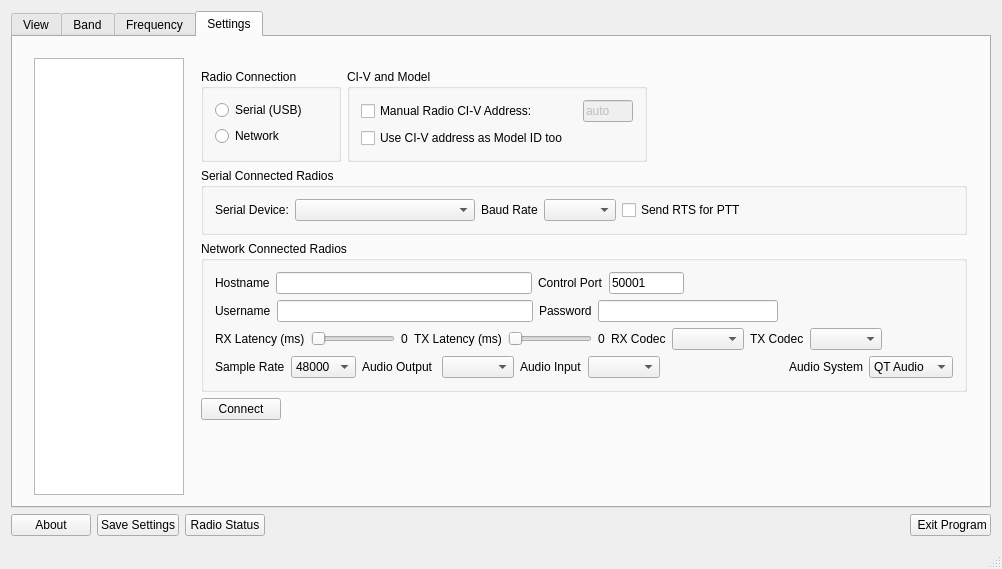
adecarolis/wfweb, file wfmain.ui: the form before one commit.
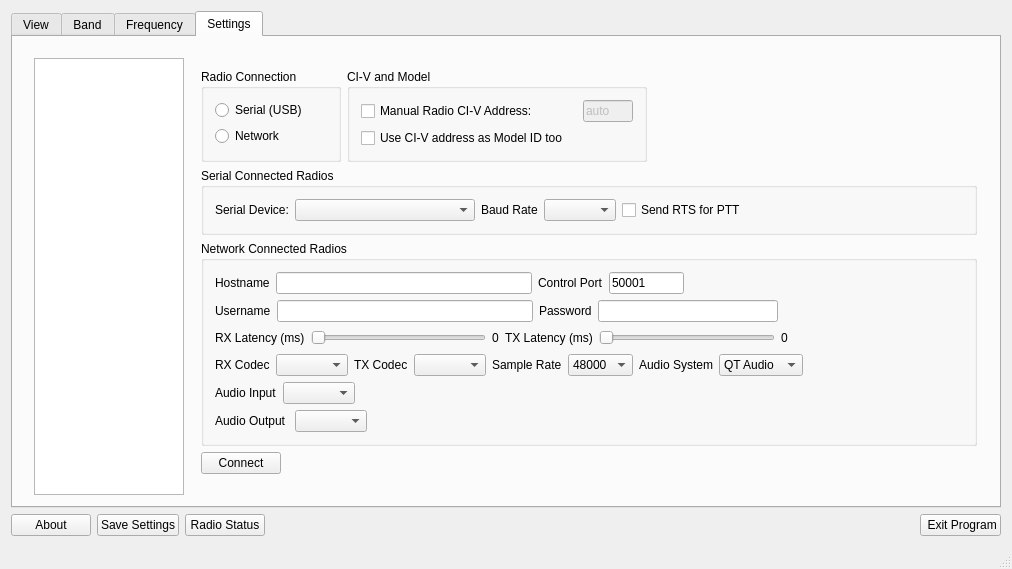
The form after the commit. The open tabs and pages were chosen to show the change. Custom widgets are drawn as their Qt base class.

```diff
--- a/wfmain.ui
+++ b/wfmain.ui
@@ -6,7 +6,7 @@
    <rect>
     <x>0</x>
     <y>0</y>
-    <width>1002</width>
+    <width>1012</width>
     <height>569</height>
    </rect>
   </property>
@@ -2610,6 +2610,23 @@
                       </widget>
                      </item>
                      <item>
+                      <spacer name="horizontalSpacer_13">
+                       <property name="orientation">
+                        <enum>Qt::Horizontal</enum>
+                       </property>
+                       <property name="sizeHint" stdset="0">
+                        <size>
+                         <width>40</width>
+                         <height>20</height>
+                        </size>
+                       </property>
+                      </spacer>
+                     </item>
+                    </layout>
+                   </item>
+                   <item>
+                    <layout class="QHBoxLayout" name="horizontalLayout_46">
+                     <item>
                       <widget class="QLabel" name="label_19">
                        <property name="text">
                         <string>RX Codec</string>
@@ -2638,23 +2655,6 @@
                       </widget>
                      </item>
                      <item>
-                      <spacer name="horizontalSpacer_13">
-                       <property name="orientation">
-                        <enum>Qt::Horizontal</enum>
-                       </property>
-                       <property name="sizeHint" stdset="0">
-                        <size>
-                         <width>40</width>
-                         <height>20</height>
-                        </size>
-                       </property>
-                      </spacer>
-                     </item>
-                    </layout>
-                   </item>
-                   <item>
-                    <layout class="QHBoxLayout" name="horizontalLayout_17">
-                     <item>
                       <widget class="QLabel" name="label_17">
                        <property name="text">
                         <string>Sample Rate</string>
@@ -2688,59 +2688,6 @@
                        </item>
                       </widget>
                      </item>
-                     <item>
-                      <widget class="QLabel" name="label_15">
-                       <property name="text">
-                        <string>Audio Output </string>
-                       </property>
-                      </widget>
-                     </item>
-                     <item>
-                      <widget class="QComboBox" name="audioOutputCombo">
-                       <property name="maximumSize">
-                        <size>
-                         <width>300</width>
-                         <height>16777215</height>
-                        </size>
-                       </property>
-                       <property name="accessibleName">
-                        <string>Audio Output Selector</string>
-                       </property>
-                      </widget>
-                     </item>
-                     <item>
-                      <widget class="QLabel" name="label_18">
-                       <property name="text">
-                        <string>Audio Input</string>
-                       </property>
-                      </widget>
-                     </item>
-                     <item>
-                      <widget class="QComboBox" name="audioInputCombo">
-                       <property name="maximumSize">
-                        <size>
-                         <width>300</width>
-                         <height>16777215</height>
-                        </size>
-                       </property>
-                       <property name="accessibleName">
-                        <string>Audio Input Selector</string>
-                       </property>
-                      </widget>
-                     </item>
-                     <item>
-                      <spacer name="horizontalSpacer_8">
-                       <property name="orientation">
-                        <enum>Qt::Horizontal</enum>
-                       </property>
-                       <property name="sizeHint" stdset="0">
-                        <size>
-                         <width>40</width>
-                         <height>20</height>
-                        </size>
-                       </property>
-                      </spacer>
-                     </item>
                      <item>
                       <widget class="QLabel" name="label_40">
                        <property name="text">
@@ -2767,6 +2714,93 @@
                        </item>
                       </widget>
                      </item>
+                     <item>
+                      <spacer name="horizontalSpacer_30">
+                       <property name="orientation">
+                        <enum>Qt::Horizontal</enum>
+                       </property>
+                       <property name="sizeHint" stdset="0">
+                        <size>
+                         <width>40</width>
+                         <height>20</height>
+                        </size>
+                       </property>
+                      </spacer>
+                     </item>
+                    </layout>
+                   </item>
+                   <item>
+                    <layout class="QHBoxLayout" name="horizontalLayout_17">
+                     <item>
+                      <widget class="QLabel" name="label_18">
+                       <property name="text">
+                        <string>Audio Input</string>
+                       </property>
+                      </widget>
+                     </item>
+                     <item>
+                      <widget class="QComboBox" name="audioInputCombo">
+                       <property name="maximumSize">
+                        <size>
+                         <width>300</width>
+                         <height>16777215</height>
+                        </size>
+                       </property>
+                       <property name="accessibleName">
+                        <string>Audio Input Selector</string>
+                       </property>
+                      </widget>
+                     </item>
+                     <item>
+                      <spacer name="horizontalSpacer_8">
+                       <property name="orientation">
+                        <enum>Qt::Horizontal</enum>
+                       </property>
+                       <property name="sizeHint" stdset="0">
+                        <size>
+                         <width>40</width>
+                         <height>20</height>
+                        </size>
+                       </property>
+                      </spacer>
+                     </item>
+                    </layout>
+                   </item>
+                   <item>
+                    <layout class="QHBoxLayout" name="horizontalLayout_45">
+                     <item>
+                      <widget class="QLabel" name="label_15">
+                       <property name="text">
+                        <string>Audio Output </string>
+                       </property>
+                      </widget>
+                     </item>
+                     <item>
+                      <widget class="QComboBox" name="audioOutputCombo">
+                       <property name="maximumSize">
+                        <size>
+                         <width>300</width>
+                         <height>16777215</height>
+                        </size>
+                       </property>
+                       <property name="accessibleName">
+                        <string>Audio Output Selector</string>
+                       </property>
+                      </widget>
+                     </item>
+                     <item>
+                      <spacer name="horizontalSpacer_29">
+                       <property name="orientation">
+                        <enum>Qt::Horizontal</enum>
+                       </property>
+                       <property name="sizeHint" stdset="0">
+                        <size>
+                         <width>40</width>
+                         <height>20</height>
+                        </size>
+                       </property>
+                      </spacer>
+                     </item>
                     </layout>
                    </item>
                   </layout>
@@ -3987,7 +4021,6 @@
        <widget class="QPushButton" name="exitBtn">
         <property name="font">
          <font>
-          <weight>50</weight>
           <bold>false</bold>
          </font>
         </property>
```
Left out of the diff: 7 changed lines with no effect on the pictures.
